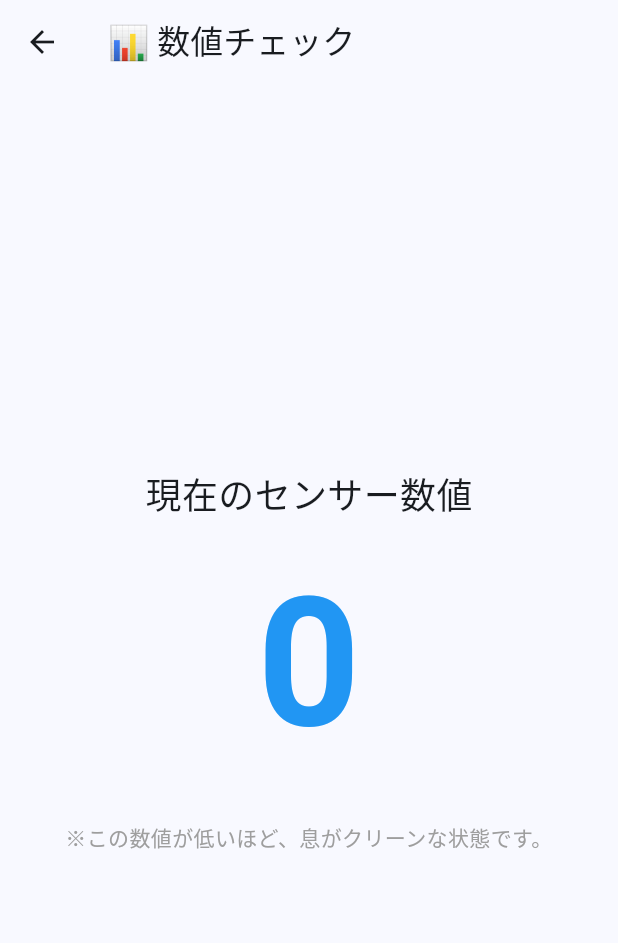
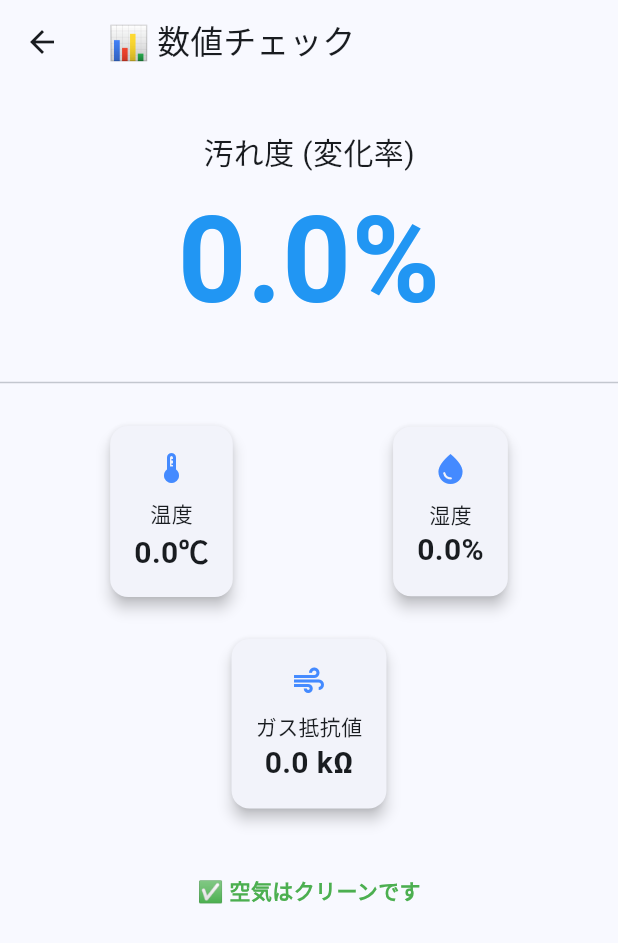
Before and after one commit to Laur3121/hackthon_hacku2026_techtechtechnology, a Flutter app: the MeasureScreen screen opened by its route, on a phone screen of 412 x 824 dp. Shown: the top 943 px of the screen. Run offline on Flutter 3.47's test engine with Material 3 defaults, Android fonts, the phone set to English and light mode, and no system bars; our stand-ins replace firebase_core, firebase_database; accounts and stored records are empty.

Commit message:
温度、湿度に対応

```diff
--- a/breath_checker/lib/main.dart
+++ b/breath_checker/lib/main.dart
@@ -24,7 +24,6 @@ class ToothbrushBattleApp extends StatelessWidget {
       ),
       home: const HomeScreen(),
       routes: {
-        // ここで const を外して定義します
         '/battle': (context) => const BattleScreen(),
         '/measure': (context) => const MeasureScreen(),
         '/history': (context) => const HistoryScreen(),
@@ -55,11 +54,23 @@ class HomeScreen extends StatelessWidget {
             const SizedBox(height: 20),
             const Text('息をキレイにして敵を倒せ！', style: TextStyle(fontSize: 20)),
             const SizedBox(height: 50),
-            _buildMenuButton(context, title: '⚔️ バトル開始', icon: Icons.sports_esports, color: Colors.redAccent, routeName: '/battle'),
+            _buildMenuButton(context,
+                title: '⚔️ バトル開始',
+                icon: Icons.sports_esports,
+                color: Colors.redAccent,
+                routeName: '/battle'),
             const SizedBox(height: 20),
-            _buildMenuButton(context, title: '📊 数値チェック', icon: Icons.analytics_outlined, color: Colors.orangeAccent, routeName: '/measure'),
+            _buildMenuButton(context,
+                title: '📊 数値チェック',
+                icon: Icons.analytics_outlined,
+                color: Colors.orangeAccent,
+                routeName: '/measure'),
             const SizedBox(height: 20),
-            _buildMenuButton(context, title: '📜 履歴', icon: Icons.history_edu, color: Colors.greenAccent, routeName: '/history'),
+            _buildMenuButton(context,
+                title: '📜 履歴',
+                icon: Icons.history_edu,
+                color: Colors.greenAccent,
+                routeName: '/history'),
           ],
         ),
       ),
@@ -73,7 +84,10 @@ class HomeScreen extends StatelessWidget {
       child: ElevatedButton.icon(
         icon: Icon(icon, color: Colors.white),
         label: Text(title, style: const TextStyle(fontSize: 18, color: Colors.white, fontWeight: FontWeight.bold)),
-        style: ElevatedButton.styleFrom(backgroundColor: color, shape: RoundedRectangleBorder(borderRadius: BorderRadius.circular(15))),
+        style: ElevatedButton.styleFrom(
+          backgroundColor: color,
+          shape: RoundedRectangleBorder(borderRadius: BorderRadius.circular(15))
+        ),
         onPressed: () => Navigator.pushNamed(context, routeName),
       ),
     );
@@ -81,7 +95,7 @@ class HomeScreen extends StatelessWidget {
 }
 
 // ==========================================================
-// 2. 数値チェック画面（生データを表示）
+// 2. 数値チェック画面（ESP32からの全データを表示）
 // ==========================================================
 class MeasureScreen extends StatefulWidget {
   const MeasureScreen({super.key});
@@ -92,16 +106,24 @@ class MeasureScreen extends StatefulWidget {
 
 class _MeasureScreenState extends State<MeasureScreen> {
   final DatabaseReference _dbRef = FirebaseDatabase.instance.ref('sensor');
-  int _rawValue = 0;
+
+  double _temp = 0.0;
+  double _hum = 0.0;
+  double _gas = 0.0;
+  double _diff = 0.0;
 
   @override
   void initState() {
     super.initState();
-    // ESP32側でFirebaseに送るキー名を 'rawValue' に想定しています
-    _dbRef.child('rawValue').onValue.listen((DatabaseEvent event) {
+    // JSON全体を監視してパースする
+    _dbRef.onValue.listen((DatabaseEvent event) {
       if (mounted && event.snapshot.value != null) {
+        final data = Map<dynamic, dynamic>.from(event.snapshot.value as Map);
         setState(() {
-          _rawValue = int.parse(event.snapshot.value.toString());
+          _temp = double.parse(data['temperature'].toString());
+          _hum  = double.parse(data['humidity'].toString());
+          _gas  = double.parse(data['gas_resistance'].toString());
+          _diff = double.parse(data['diff_percent'].toString());
         });
       }
     });
@@ -111,21 +133,57 @@ class _MeasureScreenState extends State<MeasureScreen> {
   Widget build(BuildContext context) {
     return Scaffold(
       appBar: AppBar(title: const Text('📊 数値チェック')),
-      body: Center(
+      body: SingleChildScrollView(
         child: Column(
-          mainAxisAlignment: MainAxisAlignment.center,
           children: [
-            const Text('現在のセンサー数値', style: TextStyle(fontSize: 24)),
-            const SizedBox(height: 10),
+            const SizedBox(height: 30),
+            const Text('汚れ度 (変化率)', style: TextStyle(fontSize: 20)),
             Text(
-              '$_rawValue',
-              style: const TextStyle(fontSize: 120, fontWeight: FontWeight.bold, color: Colors.blue),
+              '${_diff.toStringAsFixed(1)}%',
+              style: TextStyle(
+                fontSize: 80,
+                fontWeight: FontWeight.bold,
+                color: _diff > 20 ? Colors.red : Colors.blue
+              ),
+            ),
+            const Divider(height: 50),
+            Padding(
+              padding: const EdgeInsets.symmetric(horizontal: 20),
+              child: Row(
+                mainAxisAlignment: MainAxisAlignment.spaceAround,
+                children: [
+                  _infoCard('温度', '${_temp.toStringAsFixed(1)}℃', Icons.thermostat),
+                  _infoCard('湿度', '${_hum.toStringAsFixed(1)}%', Icons.water_drop),
+                ],
+              ),
             ),
             const SizedBox(height: 20),
-            const Padding(
-              padding: EdgeInsets.symmetric(horizontal: 40),
-              child: Text('※この数値が低いほど、息がクリーンな状態です。', textAlign: TextAlign.center, style: TextStyle(color: Colors.grey)),
+            _infoCard('ガス抵抗値', '${_gas.toStringAsFixed(1)} kΩ', Icons.air),
+            const SizedBox(height: 40),
+            Text(
+              _diff > 20 ? '⚠️ 空気が汚れています！換気か歯磨きを！' : '✅ 空気はクリーンです',
+              style: TextStyle(
+                fontWeight: FontWeight.bold,
+                color: _diff > 20 ? Colors.red : Colors.green
+              ),
             ),
+          ],
+        ),
+      ),
+    );
+  }
+
+  Widget _infoCard(String label, String value, IconData icon) {
+    return Card(
+      elevation: 4,
+      child: Padding(
+        padding: const EdgeInsets.all(16.0),
+        child: Column(
+          children: [
+            Icon(icon, color: Colors.blueAccent),
+            const SizedBox(height: 8),
+            Text(label, style: const TextStyle(fontSize: 14)),
+            Text(value, style: const TextStyle(fontSize: 20, fontWeight: FontWeight.bold)),
           ],
         ),
       ),
```
